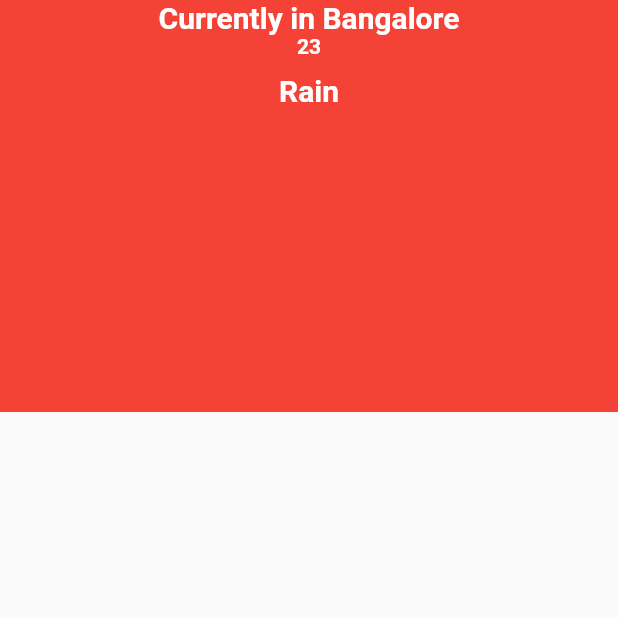
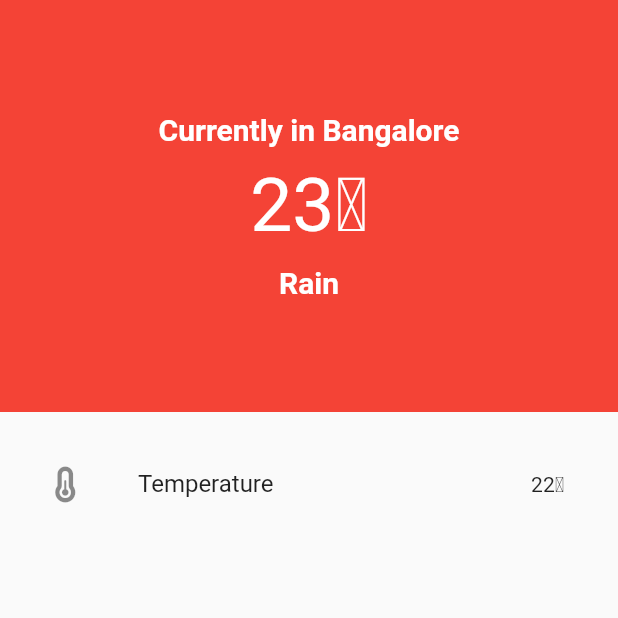
Before and after one commit to heyyakash/flutterweatherapp, a Flutter app: the screen it shows after launch, on a phone screen of 412 x 824 dp, the top half of it. Run offline on Flutter 3.47's test engine with Material 2 defaults, Android fonts, the phone set to English and light mode, and no system bars; our stand-ins replace font_awesome_flutter.

Commit message:
added expanded temperature widget

```diff
--- a/lib/main.dart
+++ b/lib/main.dart
@@ -1,6 +1,9 @@
 // ignore_for_file: prefer_const_constructors, sized_box_for_whitespace
 
 import 'package:flutter/material.dart';
+import 'package:http/http.dart';
+import 'dart:convert';
+import 'package:font_awesome_flutter/font_awesome_flutter.dart';
 
 void main() {
   runApp(MaterialApp(home: Home()));
@@ -23,21 +26,26 @@ class _HomeState extends State<Home> {
           width: MediaQuery.of(context).size.width,
           color: Colors.red,
           child: Column(
+            mainAxisAlignment: MainAxisAlignment.center,
+            crossAxisAlignment: CrossAxisAlignment.center,
             children: [
               Padding(
-                padding: EdgeInsets.only(top: .0),
+                padding: EdgeInsets.zero,
                 child: Text('Currently in Bangalore',
                     style: TextStyle(
                         color: Colors.white,
                         fontSize: 20.0,
                         fontWeight: FontWeight.w600)),
               ),
-              Text(
-                '23\u0000',
-                style: TextStyle(
-                    color: Colors.white,
-                    fontSize: 14.0,
-                    fontWeight: FontWeight.w600),
+              Padding(
+                padding: EdgeInsets.only(top: 10.0),
+                child: Text(
+                  '23\u2103',
+                  style: TextStyle(
+                      color: Colors.white,
+                      fontSize: 50.0,
+                      fontWeight: FontWeight.w400),
+                ),
               ),
               Padding(
                 padding: EdgeInsets.only(top: 10.0),
@@ -48,7 +56,21 @@ class _HomeState extends State<Home> {
                         fontWeight: FontWeight.w600)),
               ),
             ],
-          ))
+          )),
+      Expanded(
+        child: Padding(
+          padding: EdgeInsets.all(20.0),
+          child: ListView(
+            children: [
+              ListTile(
+                leading: FaIcon(FontAwesomeIcons.temperatureHalf),
+                title: Text('Temperature'),
+                trailing: Text('22\u2103'),
+              )
+            ],
+          ),
+        ),
+      )
     ]));
   }
 }
--- a/pubspec.yaml
+++ b/pubspec.yaml
@@ -29,6 +29,8 @@ environment:
 dependencies:
   flutter:
     sdk: flutter
+  font_awesome_flutter: ^10.1.0
+  http: ^0.13.4
 
 
   # The following adds the Cupertino Icons font to your application.
```
Also changed, not shown: pubspec.lock.
